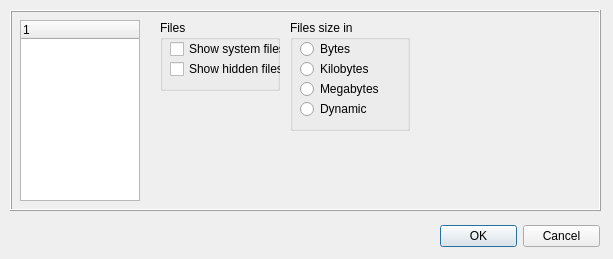
Before: the Qt Designer form OptionsDialog.ui in martin-kudlicka/file-commander, drawn with Qt 5.
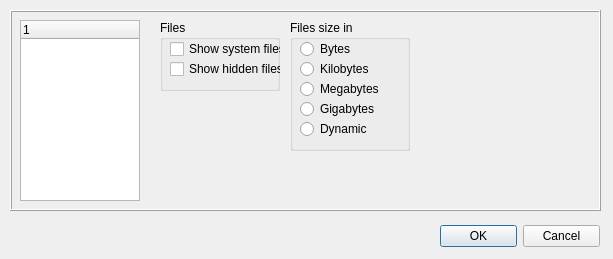
After: the same form once the commit is applied. The open tabs and pages were chosen to show the change.

Commit message: + file size in gigabytes

Diff of the .ui file:
```diff
--- a/OptionsDialog.ui
+++ b/OptionsDialog.ui
@@ -112,7 +112,7 @@
         <x>140</x>
         <y>10</y>
         <width>120</width>
-        <height>111</height>
+        <height>131</height>
        </rect>
       </property>
       <property name="title" >
@@ -161,7 +161,7 @@
        <property name="geometry" >
         <rect>
          <x>10</x>
-         <y>80</y>
+         <y>100</y>
          <width>83</width>
          <height>18</height>
         </rect>
@@ -170,6 +170,19 @@
         <string>Dynamic</string>
        </property>
       </widget>
+      <widget class="QRadioButton" name="qrbSizeGigabytes" >
+       <property name="geometry" >
+        <rect>
+         <x>10</x>
+         <y>80</y>
+         <width>83</width>
+         <height>18</height>
+        </rect>
+       </property>
+       <property name="text" >
+        <string>Gigabytes</string>
+       </property>
+      </widget>
      </widget>
     </widget>
     <widget class="QWidget" name="page_3" >
```
Left out of the diff: 2 changed lines with no effect on the pictures. The commit also changes 3 other files.
